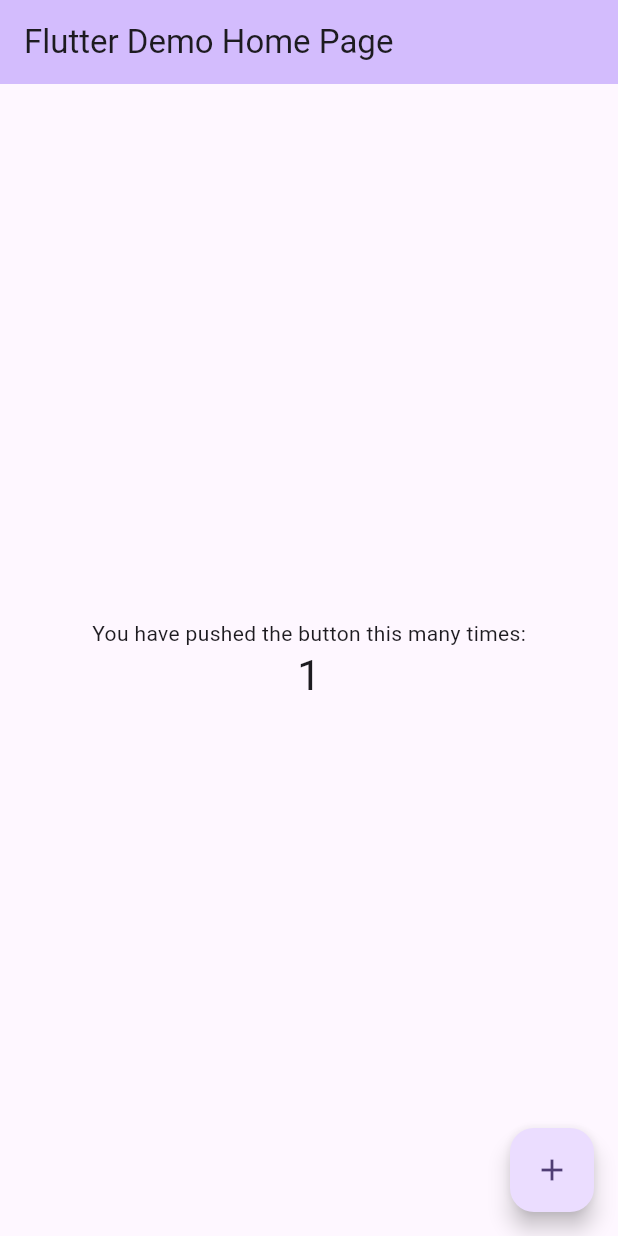
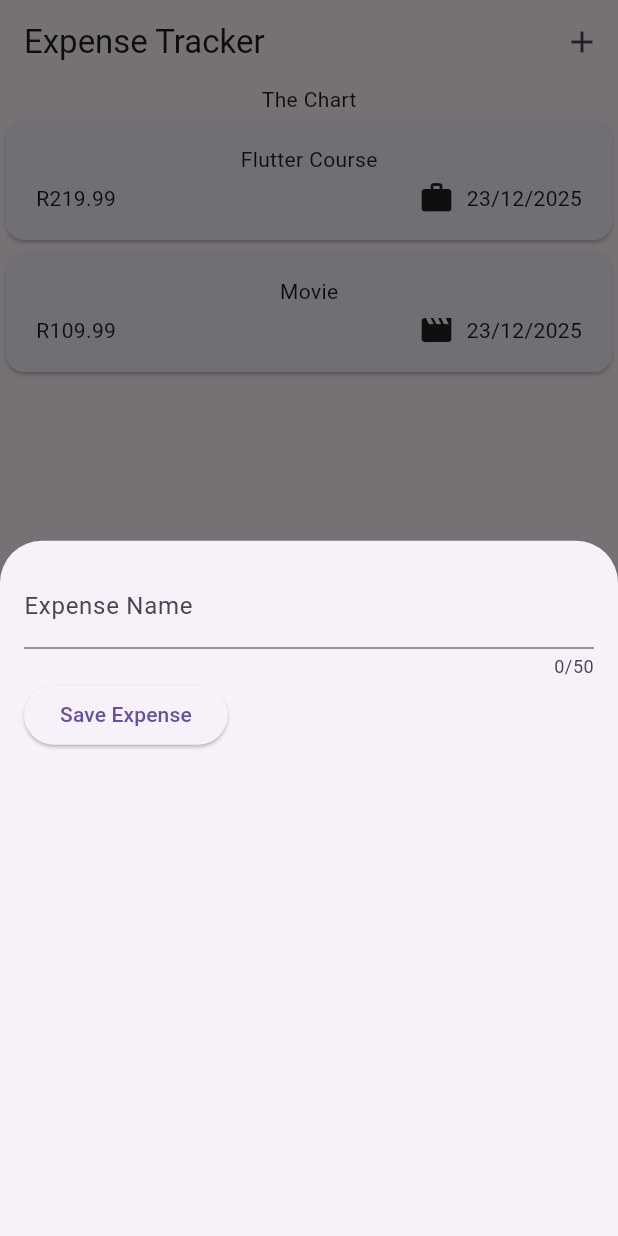
Before and after one commit to liammid27/Expense_Tracker, a Flutter app: the screen it shows after launch, after a tap on the "add" icon, on a phone screen of 412 x 824 dp. Run offline on Flutter 3.47's test engine with Material 3 defaults, Android fonts, the phone set to English and light mode, and no system bars.

Commit message:
Setting up UI

```diff
--- a/analysis_options.yaml
+++ b/analysis_options.yaml
@@ -8,6 +8,9 @@
 # The following line activates a set of recommended lints for Flutter apps,
 # packages, and plugins designed to encourage good coding practices.
 include: package:flutter_lints/flutter.yaml
+
+formatter:
+  trailing_commas: preserve
 
 linter:
   # The lint rules applied to this project can be customized in the
--- a/lib/main.dart
+++ b/lib/main.dart
@@ -1,122 +1,10 @@
 import 'package:flutter/material.dart';
+import 'package:expense_tracker/widgets/expenses.dart';
 
 void main() {
-  runApp(const MyApp());
+  runApp(
+    const MaterialApp(
+      home: Expenses(),
+    ),
+  );
 }
-
-class MyApp extends StatelessWidget {
-  const MyApp({super.key});
-
-  // This widget is the root of your application.
-  @override
-  Widget build(BuildContext context) {
-    return MaterialApp(
-      title: 'Flutter Demo',
-      theme: ThemeData(
-        // This is the theme of your application.
-        //
-        // TRY THIS: Try running your application with "flutter run". You'll see
-        // the application has a purple toolbar. Then, without quitting the app,
-        // try changing the seedColor in the colorScheme below to Colors.green
-        // and then invoke "hot reload" (save your changes or press the "hot
-        // reload" button in a Flutter-supported IDE, or press "r" if you used
-        // the command line to start the app).
-        //
-        // Notice that the counter didn't reset back to zero; the application
-        // state is not lost during the reload. To reset the state, use hot
-        // restart instead.
-        //
-        // This works for code too, not just values: Most code changes can be
-        // tested with just a hot reload.
-        colorScheme: ColorScheme.fromSeed(seedColor: Colors.deepPurple),
-      ),
-      home: const MyHomePage(title: 'Flutter Demo Home Page'),
-    );
-  }
-}
-
-class MyHomePage extends StatefulWidget {
-  const MyHomePage({super.key, required this.title});
-
-  // This widget is the home page of your application. It is stateful, meaning
-  // that it has a State object (defined below) that contains fields that affect
-  // how it looks.
-
-  // This class is the configuration for the state. It holds the values (in this
-  // case the title) provided by the parent (in this case the App widget) and
-  // used by the build method of the State. Fields in a Widget subclass are
-  // always marked "final".
-
-  final String title;
-
-  @override
-  State<MyHomePage> createState() => _MyHomePageState();
-}
-
-class _MyHomePageState extends State<MyHomePage> {
-  int _counter = 0;
-
-  void _incrementCounter() {
-    setState(() {
-      // This call to setState tells the Flutter framework that something has
-      // changed in this State, which causes it to rerun the build method below
-      // so that the display can reflect the updated values. If we changed
-      // _counter without calling setState(), then the build method would not be
-      // called again, and so nothing would appear to happen.
-      _counter++;
-    });
-  }
-
-  @override
-  Widget build(BuildContext context) {
-    // This method is rerun every time setState is called, for instance as done
-    // by the _incrementCounter method above.
-    //
-    // The Flutter framework has been optimized to make rerunning build methods
-    // fast, so that you can just rebuild anything that needs updating rather
-    // than having to individually change instances of widgets.
-    return Scaffold(
-      appBar: AppBar(
-        // TRY THIS: Try changing the color here to a specific color (to
-        // Colors.amber, perhaps?) and trigger a hot reload to see the AppBar
-        // change color while the other colors stay the same.
-        backgroundColor: Theme.of(context).colorScheme.inversePrimary,
-        // Here we take the value from the MyHomePage object that was created by
-        // the App.build method, and use it to set our appbar title.
-        title: Text(widget.title),
-      ),
-      body: Center(
-        // Center is a layout widget. It takes a single child and positions it
-        // in the middle of the parent.
-        child: Column(
-          // Column is also a layout widget. It takes a list of children and
-          // arranges them vertically. By default, it sizes itself to fit its
-          // children horizontally, and tries to be as tall as its parent.
-          //
-          // Column has various properties to control how it sizes itself and
-          // how it positions its children. Here we use mainAxisAlignment to
-          // center the children vertically; the main axis here is the vertical
-          // axis because Columns are vertical (the cross axis would be
-          // horizontal).
-          //
-          // TRY THIS: Invoke "debug painting" (choose the "Toggle Debug Paint"
-          // action in the IDE, or press "p" in the console), to see the
-          // wireframe for each widget.
-          mainAxisAlignment: MainAxisAlignment.center,
-          children: <Widget>[
-            const Text('You have pushed the button this many times:'),
-            Text(
-              '$_counter',
-              style: Theme.of(context).textTheme.headlineMedium,
-            ),
-          ],
-        ),
-      ),
-      floatingActionButton: FloatingActionButton(
-        onPressed: _incrementCounter,
-        tooltip: 'Increment',
-        child: const Icon(Icons.add),
-      ), // This trailing comma makes auto-formatting nicer for build methods.
-    );
-  }
-}
--- /dev/null
+++ b/lib/models/expense_model.dart
@@ -0,0 +1,35 @@
+import 'package:flutter/material.dart';
+import 'package:uuid/uuid.dart';
+import 'package:intl/intl.dart';
+
+final formatter = DateFormat('dd/MM/yyyy');
+
+const uuid = Uuid();
+
+enum Category { food, travel, leisure, work }
+
+const categoryIcons = {
+  Category.food: Icons.lunch_dining,
+  Category.travel: Icons.flight_takeoff,
+  Category.leisure: Icons.movie,
+  Category.work: Icons.work,
+};
+
+class ExpenseModel {
+  ExpenseModel({
+    required this.title,
+    required this.amount,
+    required this.date,
+    required this.category,
+  }) : id = uuid.v4();
+
+  final String id;
+  final String title;
+  final double amount;
+  final DateTime date;
+  final Category category;
+
+  String get FormattedDate {
+    return formatter.format(date);
+  }
+}
--- /dev/null
+++ b/lib/widgets/expenses.dart
@@ -0,0 +1,58 @@
+import 'package:expense_tracker/models/expense_model.dart';
+import 'package:expense_tracker/widgets/new_expense.dart';
+import 'package:flutter/material.dart';
+import 'package:expense_tracker/widgets/expenses_list/expenses_list.dart';
+
+class Expenses extends StatefulWidget {
+  const Expenses({super.key});
+
+  @override
+  State<Expenses> createState() => _ExpensesState();
+}
+
+class _ExpensesState extends State<Expenses> {
+  final List<ExpenseModel> _registeredExpeneses = [
+    ExpenseModel(
+      title: 'Flutter Course',
+      amount: 219.99,
+      date: DateTime.now(),
+      category: Category.work,
+    ),
+    ExpenseModel(
+      title: 'Movie',
+      amount: 109.99,
+      date: DateTime.now(),
+      category: Category.leisure,
+    ),
+  ];
+
+  void _openExpenseAddOverlay() {
+    showModalBottomSheet(
+      context: context,
+      builder: (ctx) => const NewExpense(),
+    );
+  }
+
+  @override
+  Widget build(BuildContext context) {
+    return Scaffold(
+      appBar: AppBar(
+        title: const Text('Expense Tracker'),
+        actions: [
+          IconButton(
+            onPressed: _openExpenseAddOverlay,
+            icon: const Icon(Icons.add),
+          ),
+        ],
+      ),
+      body: Column(
+        children: [
+          const Text('The Chart'),
+          Expanded(
+            child: ExpensesList(expenses: _registeredExpeneses),
+          ),
+        ],
+      ),
+    );
+  }
+}
--- /dev/null
+++ b/lib/widgets/expenses_list/expenses_items.dart
@@ -0,0 +1,43 @@
+import 'package:flutter/material.dart';
+import 'package:expense_tracker/models/expense_model.dart';
+
+class ExpensesItems extends StatelessWidget {
+  const ExpensesItems({super.key, required this.expense});
+
+  final ExpenseModel expense;
+
+  @override
+  Widget build(BuildContext context) {
+    return Card(
+      child: Padding(
+        padding: const EdgeInsets.symmetric(
+          horizontal: 20,
+          vertical: 16,
+        ),
+        child: Column(
+          children: [
+            Text(expense.title),
+            const SizedBox(height: 4),
+            Row(
+              children: [
+                Text(
+                  'R${expense.amount.toStringAsFixed(2)}',
+                ),
+                const Spacer(),
+                Row(
+                  children: [
+                    Icon(categoryIcons[expense.category]),
+                    const SizedBox(width: 8),
+                    Text(
+                      expense.FormattedDate,
+                    ),
+                  ],
+                ),
+              ],
+            ),
+          ],
+        ),
+      ),
+    );
+  }
+}
--- /dev/null
+++ b/lib/widgets/expenses_list/expenses_list.dart
@@ -0,0 +1,17 @@
+import 'package:expense_tracker/models/expense_model.dart';
+import 'package:expense_tracker/widgets/expenses_list/expenses_items.dart';
+import 'package:flutter/material.dart';
+
+class ExpensesList extends StatelessWidget {
+  const ExpensesList({super.key, required this.expenses});
+
+  final List<ExpenseModel> expenses;
+
+  @override
+  Widget build(BuildContext context) {
+    return ListView.builder(
+      itemCount: expenses.length,
+      itemBuilder: (ctx, index) => ExpensesItems(expense: expenses[index]),
+    );
+  }
+}
--- /dev/null
+++ b/lib/widgets/new_expense.dart
@@ -0,0 +1,44 @@
+import 'package:flutter/material.dart';
+
+class NewExpense extends StatefulWidget {
+  const NewExpense({super.key});
+
+  @override
+  State<NewExpense> createState() => _NewExpenseState();
+}
+
+class _NewExpenseState extends State<NewExpense> {
+  String expenseName = '';
+
+  void _saveTitleInput(String input) {
+    expenseName = input;
+  }
+
+  @override
+  Widget build(BuildContext context) {
+    return Padding(
+      padding: EdgeInsets.all(16),
+      child: Column(
+        children: [
+          TextField(
+            onChanged: _saveTitleInput,
+            maxLength: 50,
+            decoration: InputDecoration(
+              label: Text('Expense Name'),
+            ),
+          ),
+          Row(
+            children: [
+              ElevatedButton(
+                onPressed: () {
+                  print(expenseName);
+                },
+                child: const Text('Save Expense'),
+              ),
+            ],
+          ),
+        ],
+      ),
+    );
+  }
+}
--- a/pubspec.yaml
+++ b/pubspec.yaml
@@ -34,6 +34,8 @@ dependencies:
   # The following adds the Cupertino Icons font to your application.
   # Use with the CupertinoIcons class for iOS style icons.
   cupertino_icons: ^1.0.8
+  uuid: ^4.5.2
+  intl: ^0.20.2
 
 dev_dependencies:
   flutter_test:
```
